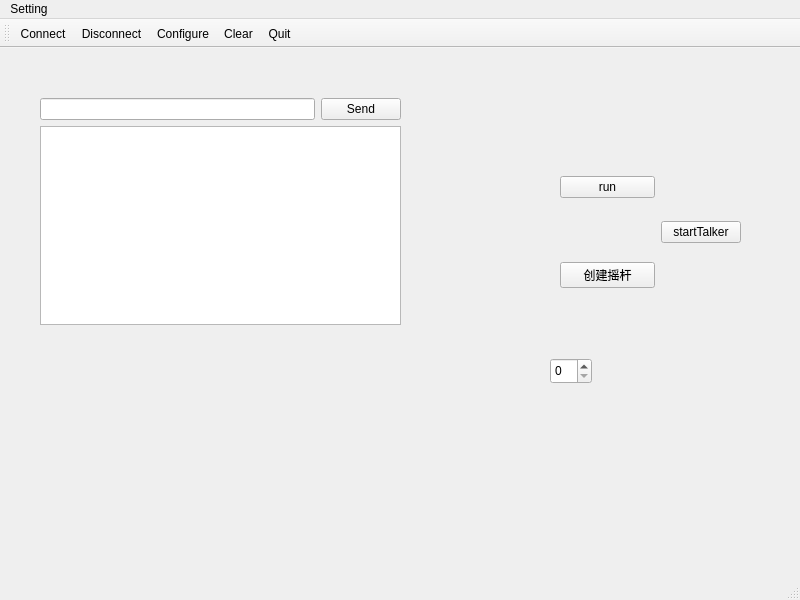
First picture: the form in ros/catkin_ws/src/qt_app/ui/mainwindow.ui, repository djl806943371/graduate_project, before the edit.
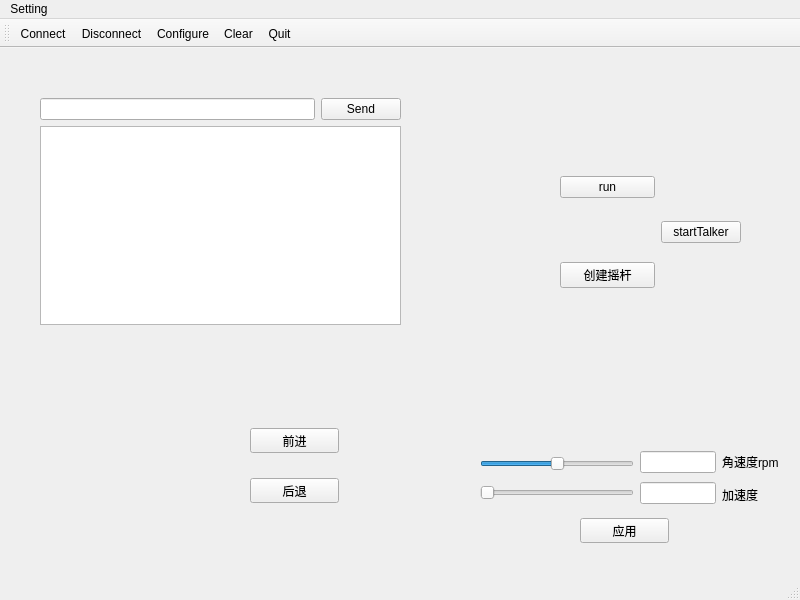
Second picture: the form after the edit. Icons and pictures are not drawn. Custom widgets are drawn as their Qt base class.

Commit message: 实现控制车轮前进后退，修改加速度等

The edit to the form file:
```diff
--- a/ros/catkin_ws/src/qt_app/ui/mainwindow.ui
+++ b/ros/catkin_ws/src/qt_app/ui/mainwindow.ui
@@ -96,17 +96,51 @@
      </rect>
     </property>
    </widget>
-   <widget class="QSpinBox" name="rpmBox">
+   <widget class="QPushButton" name="goFront">
     <property name="geometry">
      <rect>
-      <x>550</x>
-      <y>310</y>
-      <width>42</width>
-      <height>26</height>
+      <x>250</x>
+      <y>380</y>
+      <width>89</width>
+      <height>25</height>
      </rect>
     </property>
+    <property name="text">
+     <string>前进</string>
+    </property>
+    <property name="checkable">
+     <bool>false</bool>
+    </property>
+    <property name="autoRepeat">
+     <bool>true</bool>
+    </property>
+    <property name="autoRepeatDelay">
+     <number>300</number>
+    </property>
+    <property name="autoRepeatInterval">
+     <number>200</number>
+    </property>
    </widget>
-   <widget class="QWidget" name="">
+   <widget class="QPushButton" name="goBack">
+    <property name="geometry">
+     <rect>
+      <x>250</x>
+      <y>430</y>
+      <width>89</width>
+      <height>25</height>
+     </rect>
+    </property>
+    <property name="text">
+     <string>后退</string>
+    </property>
+    <property name="autoRepeat">
+     <bool>true</bool>
+    </property>
+    <property name="autoRepeatDelay">
+     <number>300</number>
+    </property>
+   </widget>
+   <widget class="QWidget" name="layoutWidget">
     <property name="geometry">
      <rect>
       <x>40</x>
@@ -142,6 +176,103 @@
      </item>
     </layout>
    </widget>
+   <widget class="QPushButton" name="applyButton">
+    <property name="geometry">
+     <rect>
+      <x>580</x>
+      <y>470</y>
+      <width>89</width>
+      <height>25</height>
+     </rect>
+    </property>
+    <property name="text">
+     <string>应用</string>
+    </property>
+   </widget>
+   <widget class="QWidget" name="">
+    <property name="geometry">
+     <rect>
+      <x>480</x>
+      <y>400</y>
+      <width>319</width>
+      <height>60</height>
+     </rect>
+    </property>
+    <layout class="QHBoxLayout" name="horizontalLayout_2" stretch="2,1,1">
+     <item>
+      <layout class="QVBoxLayout" name="verticalLayout_5">
+       <item>
+        <widget class="QSlider" name="rpmSliderBar">
+         <property name="minimum">
+          <number>-100</number>
+         </property>
+         <property name="maximum">
+          <number>100</number>
+         </property>
+         <property name="singleStep">
+          <number>2</number>
+         </property>
+         <property name="orientation">
+          <enum>Qt::Horizontal</enum>
+         </property>
+        </widget>
+       </item>
+       <item>
+        <widget class="QSlider" name="accelerationSliderBar">
+         <property name="minimum">
+          <number>0</number>
+         </property>
+         <property name="maximum">
+          <number>10</number>
+         </property>
+         <property name="singleStep">
+          <number>2</number>
+         </property>
+         <property name="orientation">
+          <enum>Qt::Horizontal</enum>
+         </property>
+        </widget>
+       </item>
+      </layout>
+     </item>
+     <item>
+      <layout class="QVBoxLayout" name="verticalLayout_4">
+       <item>
+        <widget class="QLineEdit" name="rpmEdit">
+         <property name="readOnly">
+          <bool>true</bool>
+         </property>
+        </widget>
+       </item>
+       <item>
+        <widget class="QLineEdit" name="accelerationEdit">
+         <property name="readOnly">
+          <bool>true</bool>
+         </property>
+        </widget>
+       </item>
+      </layout>
+     </item>
+     <item>
+      <layout class="QVBoxLayout" name="verticalLayout_3">
+       <item>
+        <widget class="QLabel" name="label">
+         <property name="text">
+          <string>角速度rpm</string>
+         </property>
+        </widget>
+       </item>
+       <item>
+        <widget class="QLabel" name="label_2">
+         <property name="text">
+          <string>加速度</string>
+         </property>
+        </widget>
+       </item>
+      </layout>
+     </item>
+    </layout>
+   </widget>
   </widget>
   <widget class="QMenuBar" name="menubar">
    <property name="geometry">
```
Left out of the diff: 5 changed lines with no effect on the pictures. The commit also changes 13 other files.
